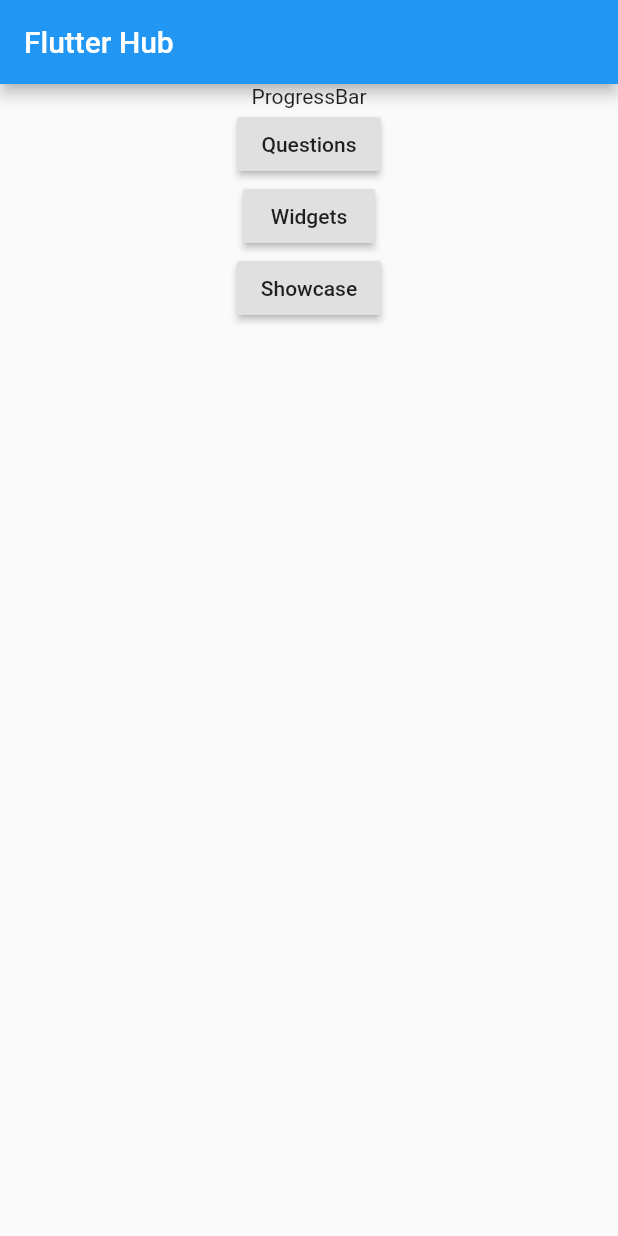
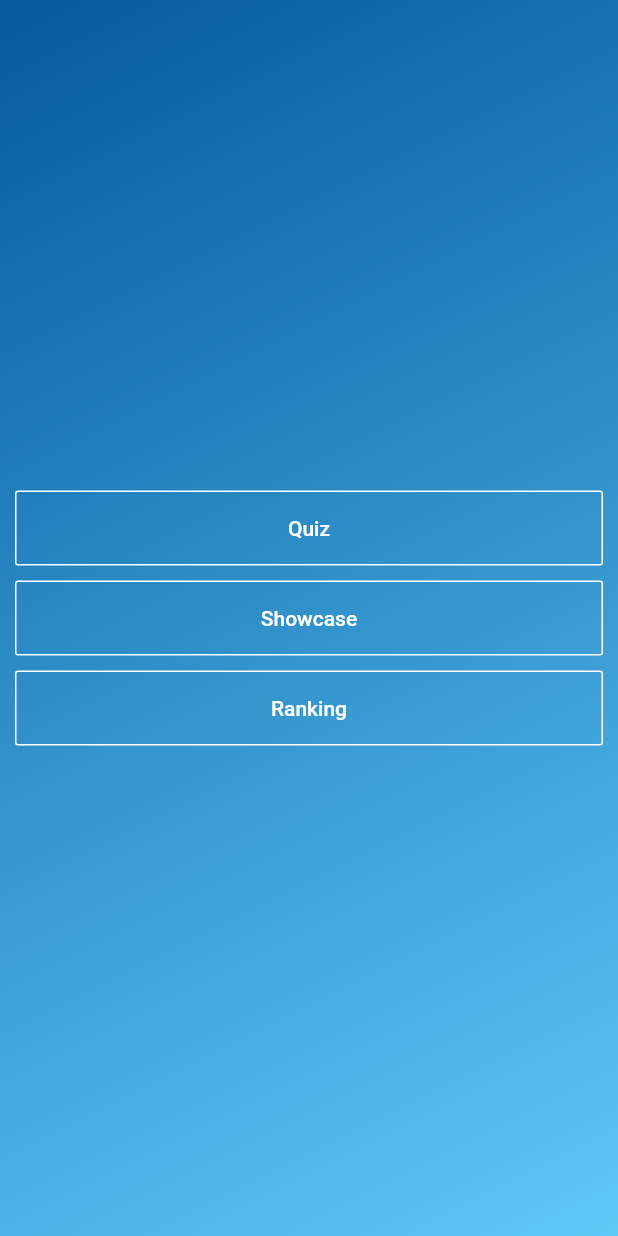
Before and after one commit to JoshMarkF/flutterhub, a Flutter app: the screen it shows after launch, on a phone screen of 412 x 824 dp. Run offline on Flutter 3.47's test engine with Material 2 defaults, Android fonts, the phone set to English and light mode, and no system bars.

Commit message:
Better(?) homepage

```diff
--- a/lib/main.dart
+++ b/lib/main.dart
@@ -26,8 +26,6 @@ class MyApp extends StatelessWidget {
 }
 
 class SecondPage extends StatelessWidget {
-  const SecondPage({Key key}) : super(key: key);
-
   @override
   Widget build(BuildContext context) {
     return Container(
@@ -36,27 +34,51 @@ class SecondPage extends StatelessWidget {
   }
 }
 
+class NavLink {
+  final String title;
+  final Widget _widget;
+  NavLink(this.title, this._widget);
+
+  void onPress(BuildContext context) {
+    Navigator.push(context, MaterialPageRoute(builder: (context) => _widget));
+  }
+}
+
 class MyHomePage extends StatelessWidget {
-  final navLinks = ['Questions', 'Widgets', 'Showcase'];
+  final navLinks = [
+    NavLink('Quiz', SecondPage()),
+    NavLink('Showcase', SecondPage()),
+    NavLink('Ranking', SecondPage()),
+  ];
 
   @override
   Widget build(BuildContext context) {
     return Scaffold(
-      appBar: AppBar(title: Text('Flutter Hub')),
-      body: Center(
+      // appBar: AppBar(title: Text('Flutter Hub')),
+      body: Container(
         child: Column(
+          crossAxisAlignment: CrossAxisAlignment.stretch,
+          mainAxisAlignment: MainAxisAlignment.center,
           children: <Widget>[
-            Text('ProgressBar'),
-            ...navLinks.map((title) {
-              return RaisedButton(
-                child: Text(title),
-                onPressed: () {
-                  Navigator.push(context, MaterialPageRoute(builder: (context) => SecondPage()));
-                },
-              );
+            ...navLinks.map((item) {
+              return Padding(
+                  padding: EdgeInsets.fromLTRB(10, 5, 10, 5),
+                  child: SizedBox(
+                      height: 50,
+                      child: OutlineButton(
+                        child: Text(item.title),
+                        textColor: Colors.white,
+                        onPressed: () => item.onPress(context),
+                        borderSide: BorderSide(color: Colors.white),
+                      )));
             })
           ],
         ),
+        decoration: BoxDecoration(
+            gradient: LinearGradient(
+                begin: Alignment.topLeft,
+                end: Alignment.bottomRight,
+                colors: [Color(0xff055A9D), Color(0xff5FC9F8)])),
       ),
     );
   }
```
